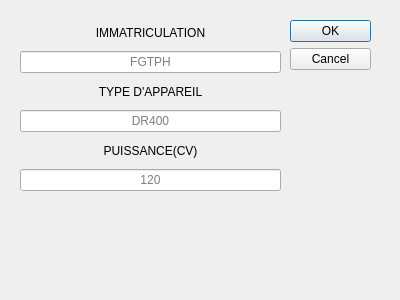
The window that TabView2.ui (heliomaster/SaraaProject) describes before a commit, drawn with Qt 5.
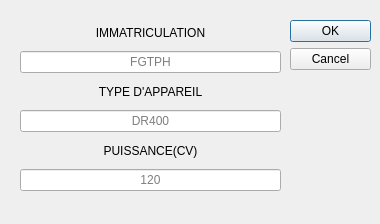
The same window after the commit.

Commit message: Modification Tabview + changement push btn labels + creation newAC et NeWPilot btns

Diff of the .ui file:
```diff
--- a/TabView2.ui
+++ b/TabView2.ui
@@ -6,8 +6,8 @@
    <rect>
     <x>0</x>
     <y>0</y>
-    <width>400</width>
-    <height>300</height>
+    <width>380</width>
+    <height>224</height>
    </rect>
   </property>
   <property name="windowTitle">
```
Left out of the diff: 9 changed lines with no effect on the pictures. The commit also changes 5 other files.
